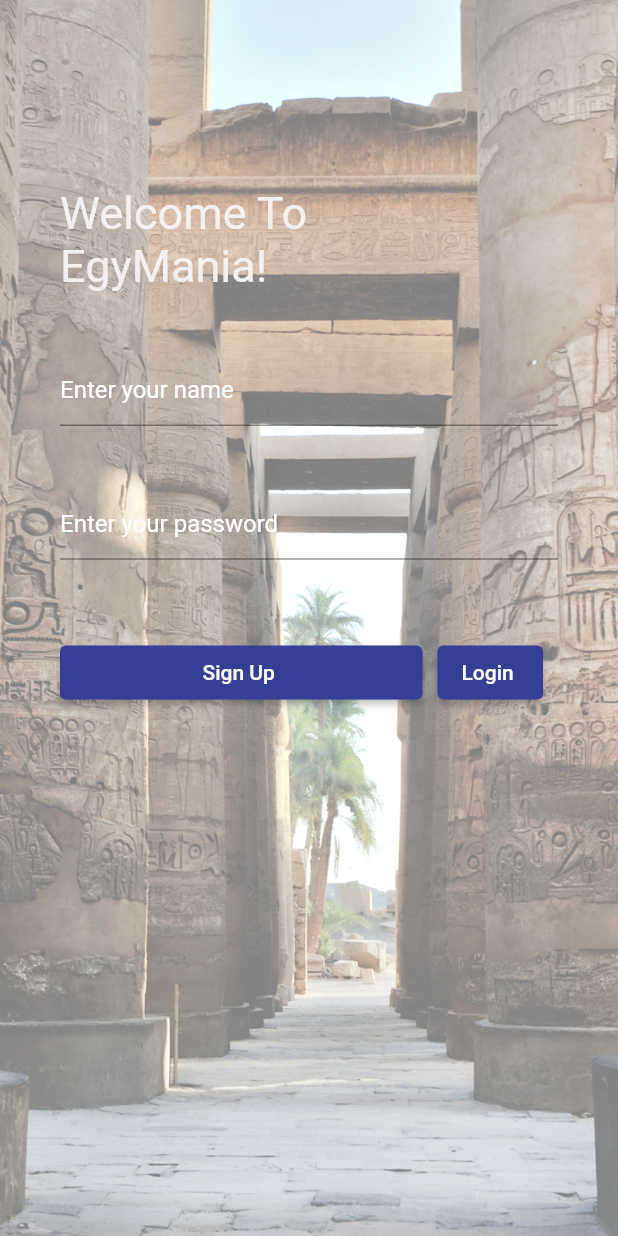
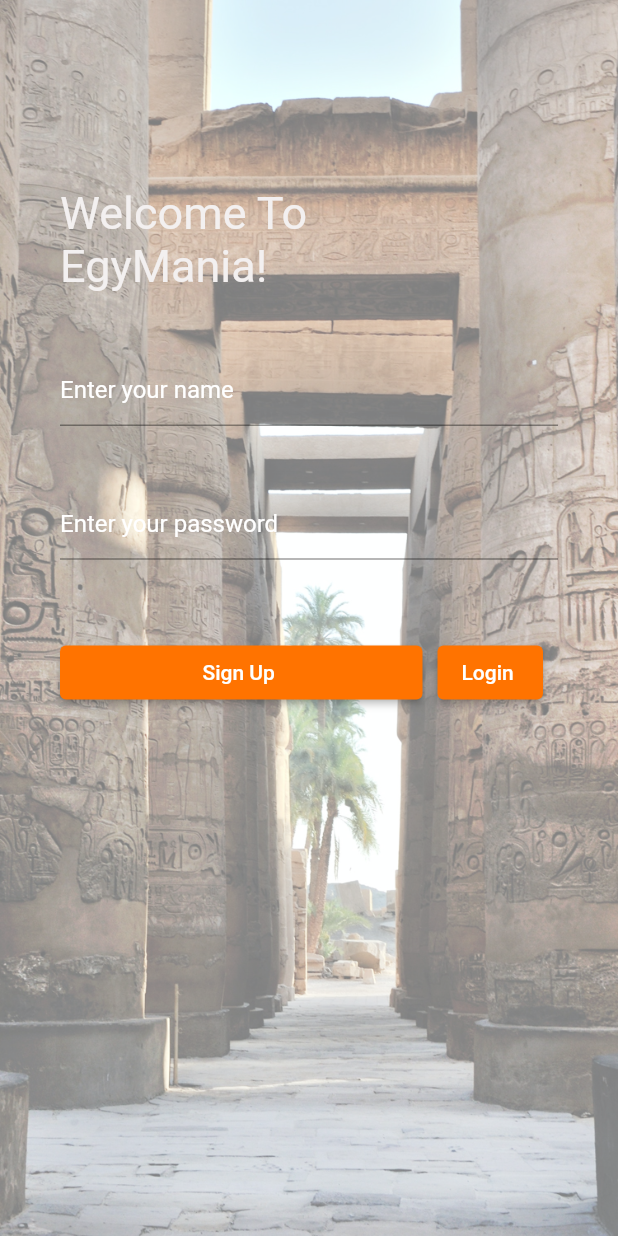
Before and after one commit to nathaliesameh26/DiscoverEgypt, a Flutter app: the Login screen opened directly, on a phone screen of 412 x 824 dp. Run offline on Flutter 3.47's test engine with Material 2 defaults, Android fonts, the phone set to English and light mode, and no system bars; network calls fail.

Commit message:
update login

```diff
--- a/mobileapplication/lib/login.dart
+++ b/mobileapplication/lib/login.dart
@@ -119,7 +119,8 @@ class _LoginState extends State<Login> {
                                             context, '/register');
                                       },
                                       style: TextButton.styleFrom(
-                                          backgroundColor: Color(0xFF363f93)),
+                                          backgroundColor:
+                                              Color.fromARGB(255, 255, 115, 0)),
                                       child: const Text(
                                         "Sign Up ",
                                         style: TextStyle(color: Colors.white),
@@ -136,7 +137,8 @@ class _LoginState extends State<Login> {
                                     }
                                   },
                                   style: TextButton.styleFrom(
-                                      backgroundColor: Color(0xFF363f93)),
+                                      backgroundColor:
+                                          Color.fromARGB(255, 255, 115, 0)),
                                   child: const Text(
                                     "Login ",
                                     style: TextStyle(color: Colors.white),
```
